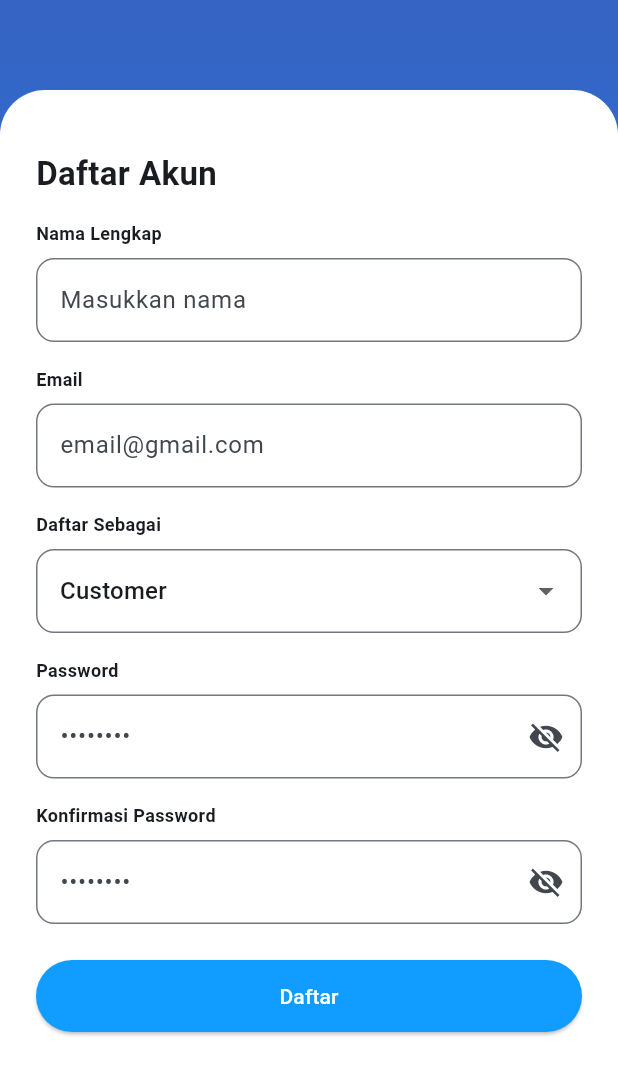
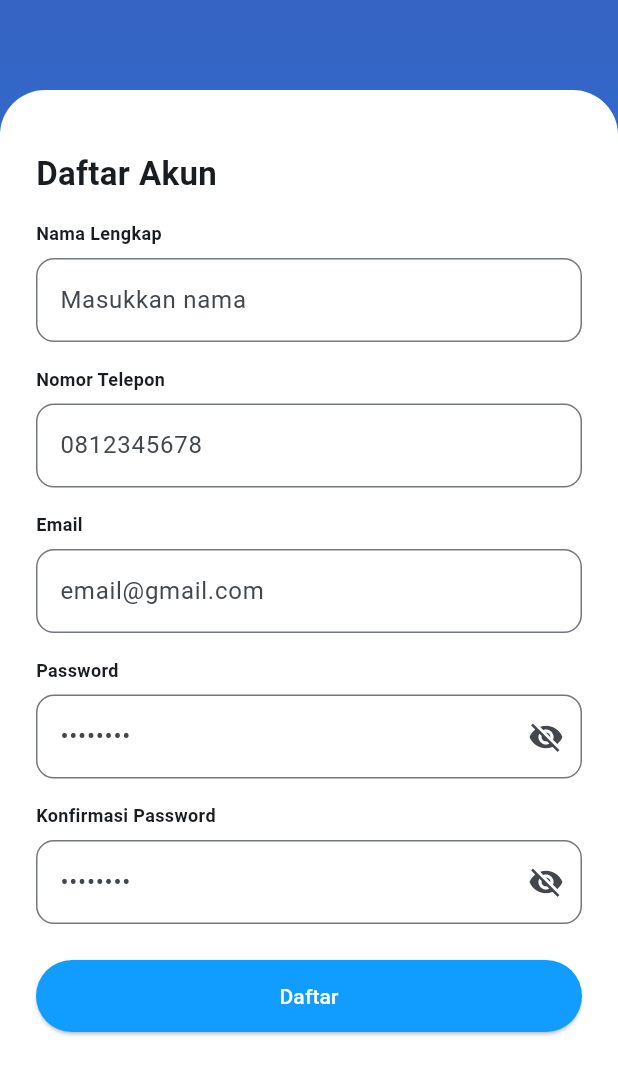
Before and after one commit to RakiAbhista/motocare, a Flutter app: the screen it shows after launch, after a tap on "Daftar di sini", on a phone screen of 412 x 824 dp. Shown: the top 1075 px of the screen. Run offline on Flutter 3.47's test engine with Material 3 defaults, Android fonts, the phone set to English and light mode, and no system bars; network calls fail; Roboto replaces fonts that are missing (Poppins).

Commit message:
feat(auth): update authentication service and screens for improved role handling and add logout functionality

```diff
--- a/lib/features/auth/register/screens/register_screen.dart
+++ b/lib/features/auth/register/screens/register_screen.dart
@@ -13,9 +13,9 @@ class _RegisterScreenState extends State<RegisterScreen> {
   bool _isObscure1 = true;
   bool _isObscure2 = true;
   bool _isLoading = false;
-  String _selectedRole = 'customer';
 
   final _nameController = TextEditingController();
+  final _phoneController = TextEditingController();
   final _emailController = TextEditingController();
   final _passwordController = TextEditingController();
   final _confirmController = TextEditingController();
@@ -24,10 +24,10 @@ class _RegisterScreenState extends State<RegisterScreen> {
     setState(() => _isLoading = true);
     final result = await AuthService().register({
       'name': _nameController.text,
+      'phone_number': _phoneController.text,
       'email': _emailController.text,
       'password': _passwordController.text,
       'password_confirmation': _confirmController.text,
-      'role': _selectedRole,
     });
     setState(() => _isLoading = false);
 
@@ -43,22 +43,8 @@ class _RegisterScreenState extends State<RegisterScreen> {
         children: [
           const Text('Daftar Akun', style: TextStyle(fontSize: 22, fontWeight: FontWeight.bold)),
           _buildField('Nama Lengkap', _nameController, 'Masukkan nama'),
+          _buildField('Nomor Telepon', _phoneController, '0812345678'),
           _buildField('Email', _emailController, 'email@gmail.com'),
-
-          const Padding(
-            padding: EdgeInsets.only(top: 16, bottom: 8),
-            child: Text('Daftar Sebagai', style: TextStyle(fontSize: 12, fontWeight: FontWeight.bold)),
-          ),
-          DropdownButtonFormField<String>(
-            value: _selectedRole,
-            items: const [
-              DropdownMenuItem(value: 'customer', child: Text('Customer')),
-              DropdownMenuItem(value: 'mechanic', child: Text('Mechanic')),
-            ],
-            onChanged: (v) => setState(() => _selectedRole = v!),
-            decoration: InputDecoration(border: OutlineInputBorder(borderRadius: BorderRadius.circular(12))),
-          ),
-
           _buildField('Password', _passwordController, '••••••••', isPass: true, obs: _isObscure1,
               onToggle: () => setState(() => _isObscure1 = !_isObscure1)),
           _buildField('Konfirmasi Password', _confirmController, '••••••••', isPass: true, obs: _isObscure2,
--- a/lib/features/auth/reset-password/screens/new_password_screen.dart
+++ b/lib/features/auth/reset-password/screens/new_password_screen.dart
@@ -28,7 +28,7 @@ class _NewPasswordScreenState extends State<NewPasswordScreen> {
 
     final result = await AuthService().resetPassword({
       'email': widget.email,
-      'token': widget.otp,
+      'otp': widget.otp,
       'password': _passController.text,
       'password_confirmation': _confirmController.text,
     });
```
Also changed, not shown: lib/core/services/auth_service.dart (+58 -5 lines), lib/features/auth/login/screens/login_screen.dart (+14 -13 lines).
